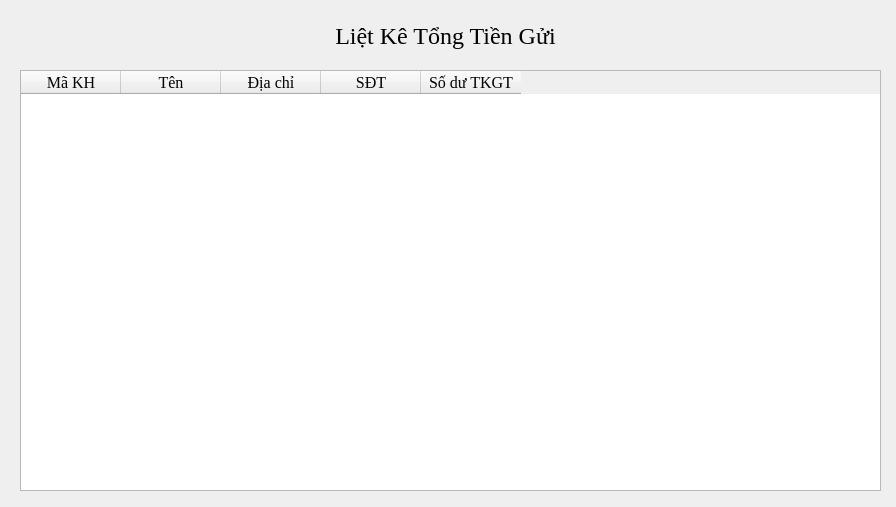
The window that UI/LietKeTongTienGui.ui (hoanghlt/quanlynganhang) describes before a commit, drawn with Qt 5.
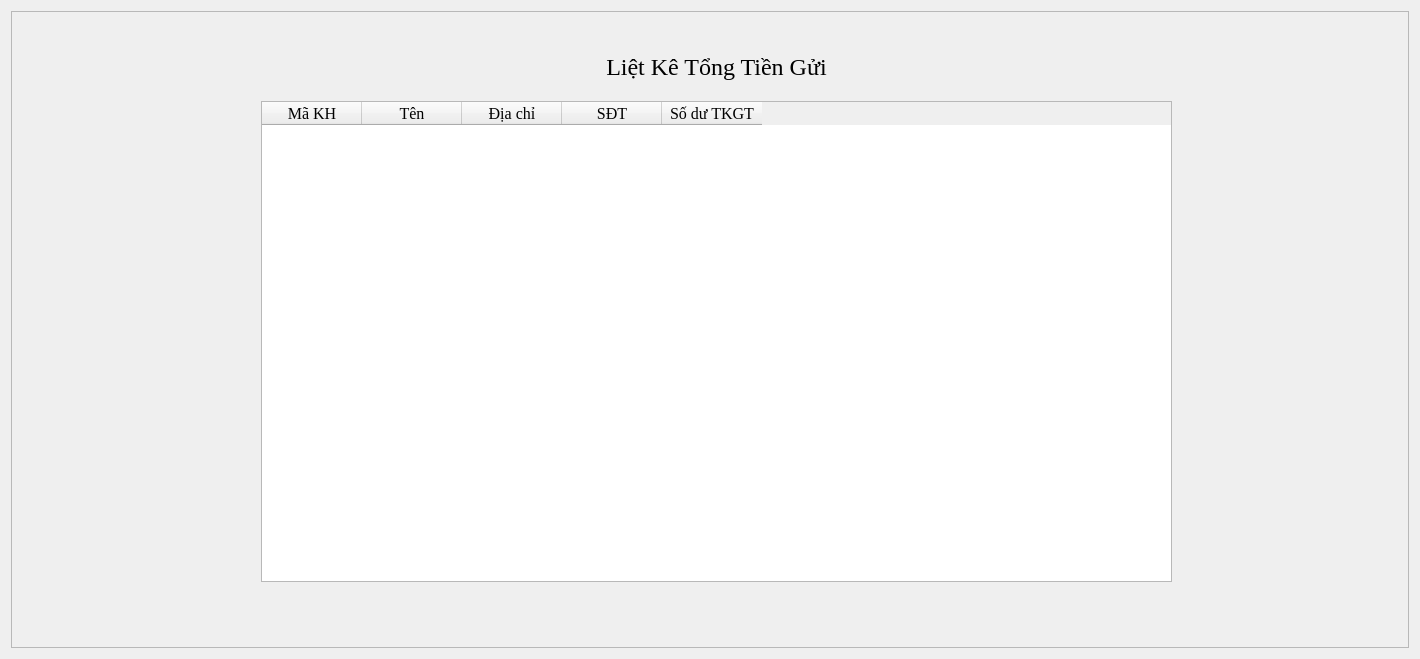
The same window after the commit.

```diff
--- a/UI/LietKeTongTienGui.ui
+++ b/UI/LietKeTongTienGui.ui
@@ -6,18 +6,27 @@
    <rect>
     <x>0</x>
     <y>0</y>
-    <width>896</width>
-    <height>507</height>
+    <width>1420</width>
+    <height>659</height>
    </rect>
   </property>
   <property name="windowTitle">
    <string>Dialog</string>
   </property>
+  <layout class="QGridLayout" name="gridLayout">
+   <item row="0" column="0">
+    <widget class="QFrame" name="frame">
+     <property name="frameShape">
+      <enum>QFrame::StyledPanel</enum>
+     </property>
+     <property name="frameShadow">
+      <enum>QFrame::Raised</enum>
+     </property>
   <widget class="QLabel" name="label_4">
    <property name="geometry">
     <rect>
-     <x>0</x>
-     <y>10</y>
+        <x>260</x>
+        <y>30</y>
      <width>891</width>
      <height>51</height>
     </rect>
@@ -38,10 +47,10 @@
   <widget class="QTableWidget" name="tableWidget">
    <property name="geometry">
     <rect>
-     <x>20</x>
-     <y>70</y>
-     <width>861</width>
-     <height>421</height>
+        <x>250</x>
+        <y>90</y>
+        <width>911</width>
+        <height>481</height>
     </rect>
    </property>
    <property name="font">
@@ -106,6 +115,9 @@
     </property>
    </column>
   </widget>
+    </widget>
+   </item>
+  </layout>
  </widget>
  <resources/>
  <connections/>
```
Lines whose indentation alone changed are shown as unchanged.
